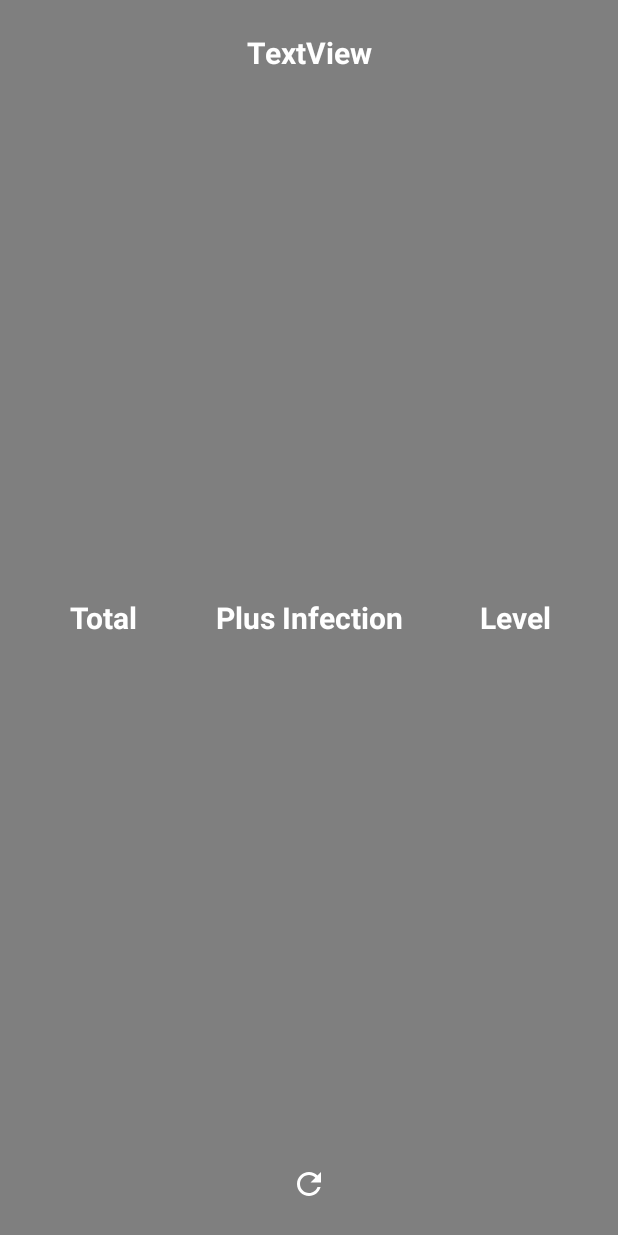
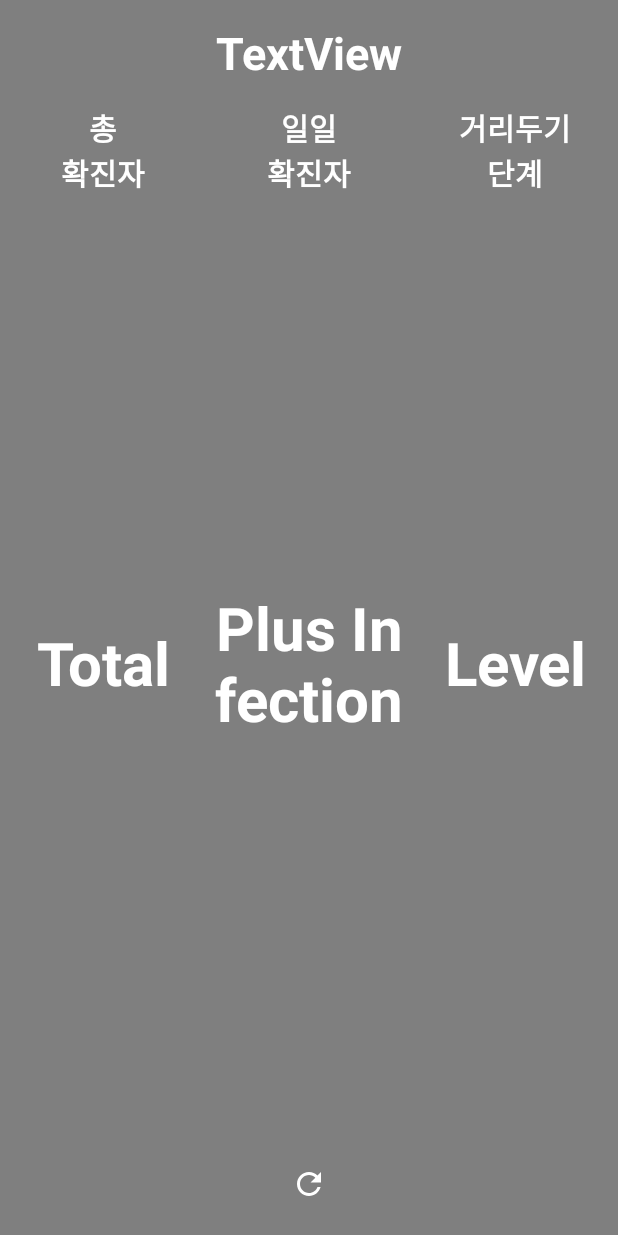
Before and after one commit to YuYangWoo/HongKaThon, an Android app: the layout widget_region_information.xml on its own in the app's theme, with its tools: preview values and no code run, on a phone screen of 412 x 824 dp. Run offline under Robolectric (Android 15) with nearby library versions, the phone set to English and light mode, and no system bars; network calls fail.

Commit message:
위젯 디자인 변경

```diff
--- a/HongKaThon/app/src/main/java/com/cookandroid/social_distance/widget/RegionInformationWidget.kt
+++ b/HongKaThon/app/src/main/java/com/cookandroid/social_distance/widget/RegionInformationWidget.kt
@@ -44,9 +44,9 @@ class RegionInformationWidget : AppWidgetProvider() {
 
         return RemoteViews(context.packageName, R.layout.widget_region_information).apply {
             setTextViewText(R.id.region, Region.Jeju.korean)
-            setTextViewText(R.id.total, CoronaData.getTotalInfection(Region.Jeju).toString())
-            setTextViewText(R.id.plus, CoronaData.getPlusInfection(Region.Jeju).toString())
-            setTextViewText(R.id.level, CoronaData.getLevel(Region.Jeju))
+            setTextViewText(R.id.total, "${CoronaData.getTotalInfection(Region.Jeju)}명")
+            setTextViewText(R.id.plus, "+${CoronaData.getPlusInfection(Region.Jeju)}명")
+            setTextViewText(R.id.level, "${CoronaData.getLevel(Region.Jeju)}단계")
             setOnClickPendingIntent(R.id.refresh, pending)
         }
     }
--- a/HongKaThon/app/src/main/res/layout/widget_region_information.xml
+++ b/HongKaThon/app/src/main/res/layout/widget_region_information.xml
@@ -15,8 +15,44 @@
         android:gravity="center"
         android:text="TextView"
         android:textColor="#FFFFFF"
-        android:textSize="20sp"
+        android:textSize="30sp"
         android:textStyle="bold" />
+
+    <LinearLayout
+        android:layout_width="match_parent"
+        android:layout_height="wrap_content"
+        android:orientation="horizontal">
+
+        <TextView
+            android:layout_width="0dp"
+            android:layout_height="wrap_content"
+            android:layout_weight="1"
+            android:gravity="center"
+            android:text="총\n확진자"
+            android:textColor="@color/white"
+            android:textSize="20sp"
+            android:textStyle="bold" />
+
+        <TextView
+            android:layout_width="0dp"
+            android:layout_height="wrap_content"
+            android:layout_weight="1"
+            android:gravity="center"
+            android:text="일일\n확진자"
+            android:textColor="@color/white"
+            android:textSize="20sp"
+            android:textStyle="bold" />
+
+        <TextView
+            android:layout_width="0dp"
+            android:layout_height="wrap_content"
+            android:layout_weight="1"
+            android:gravity="center"
+            android:text="거리두기\n단계"
+            android:textColor="@color/white"
+            android:textSize="20sp"
+            android:textStyle="bold" />
+    </LinearLayout>
 
     <LinearLayout
         android:orientation="horizontal"
@@ -32,7 +68,7 @@
             android:gravity="center"
             android:text="@string/total"
             android:textColor="#FFFFFF"
-            android:textSize="20sp"
+            android:textSize="40sp"
             android:textStyle="bold" />
 
         <TextView
@@ -43,7 +79,7 @@
             android:gravity="center"
             android:text="@string/plus_infection"
             android:textColor="#FFFFFF"
-            android:textSize="20sp"
+            android:textSize="40sp"
             android:textStyle="bold" />
 
         <TextView
@@ -54,7 +90,7 @@
             android:gravity="center"
             android:text="@string/level"
             android:textColor="#FFFFFF"
-            android:textSize="20sp"
+            android:textSize="40sp"
             android:textStyle="bold" />
     </LinearLayout>
 
```
